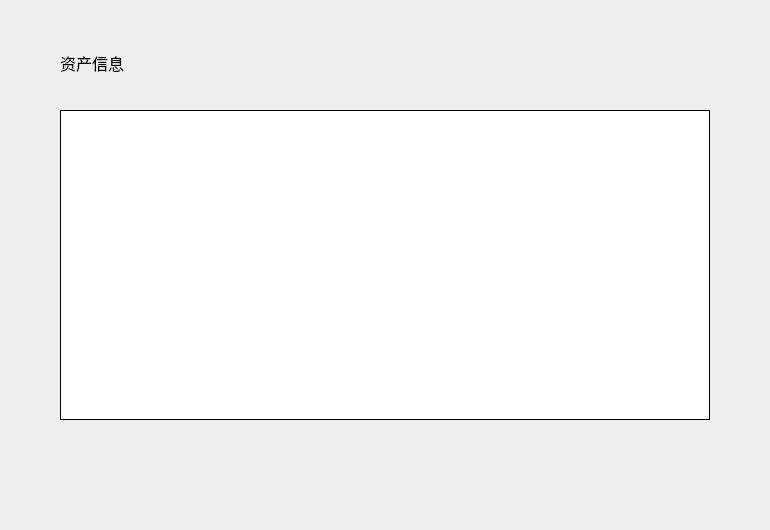
The window that LNKWallet/guard/AssetPage.ui (HcashOrg/hx-indicator) describes before a commit, drawn with Qt 5.
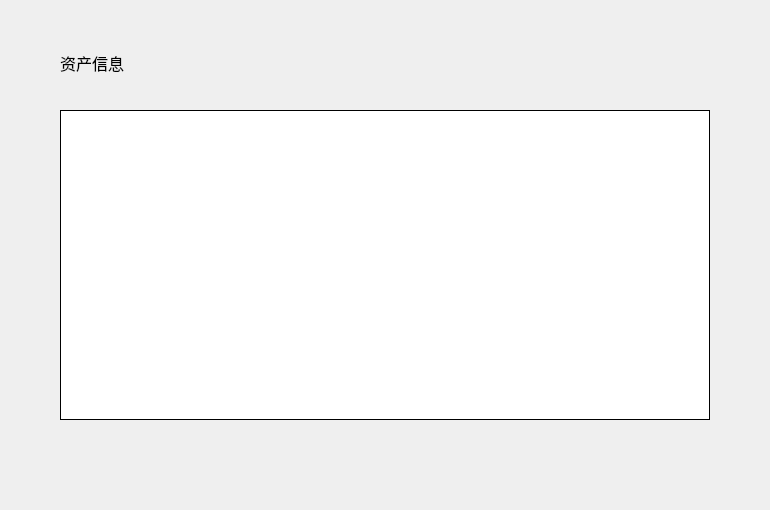
The same window after the commit.

What changed in the file:
```diff
--- a/LNKWallet/guard/AssetPage.ui
+++ b/LNKWallet/guard/AssetPage.ui
@@ -7,7 +7,7 @@
     <x>0</x>
     <y>0</y>
     <width>770</width>
-    <height>530</height>
+    <height>510</height>
    </rect>
   </property>
   <property name="windowTitle">
@@ -187,7 +187,7 @@
    <property name="geometry">
     <rect>
      <x>0</x>
-     <y>486</y>
+     <y>467</y>
      <width>770</width>
      <height>41</height>
     </rect>
```
